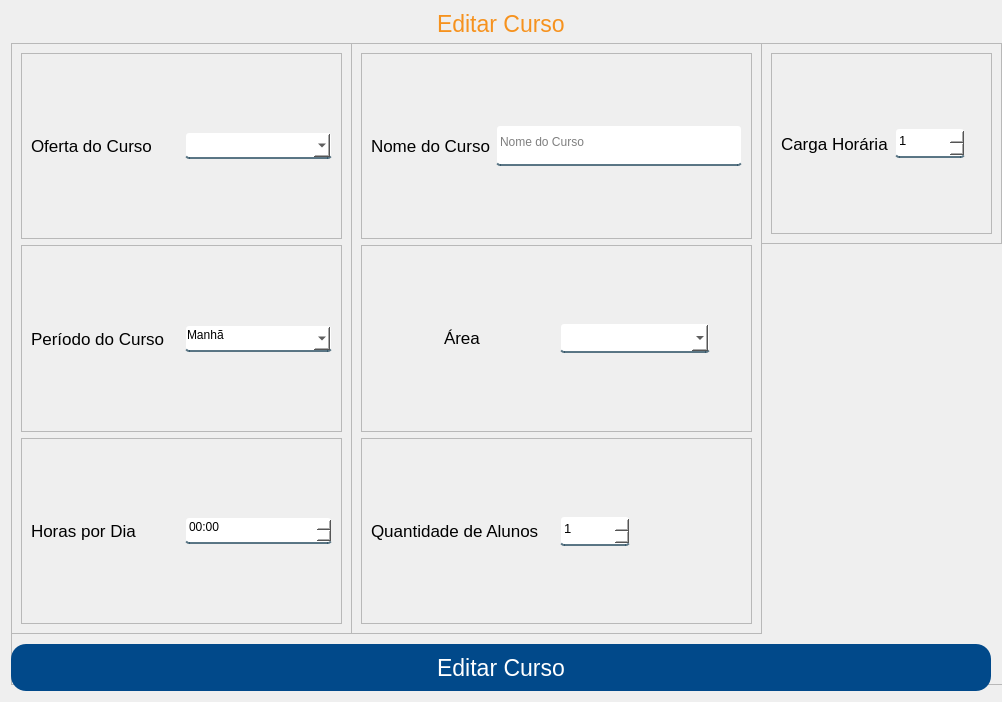
The window that App/view/ui/editarCurso.ui (Senac-SOR-ADS/Mapa-de-Sala) describes before a commit, drawn with Qt 5.
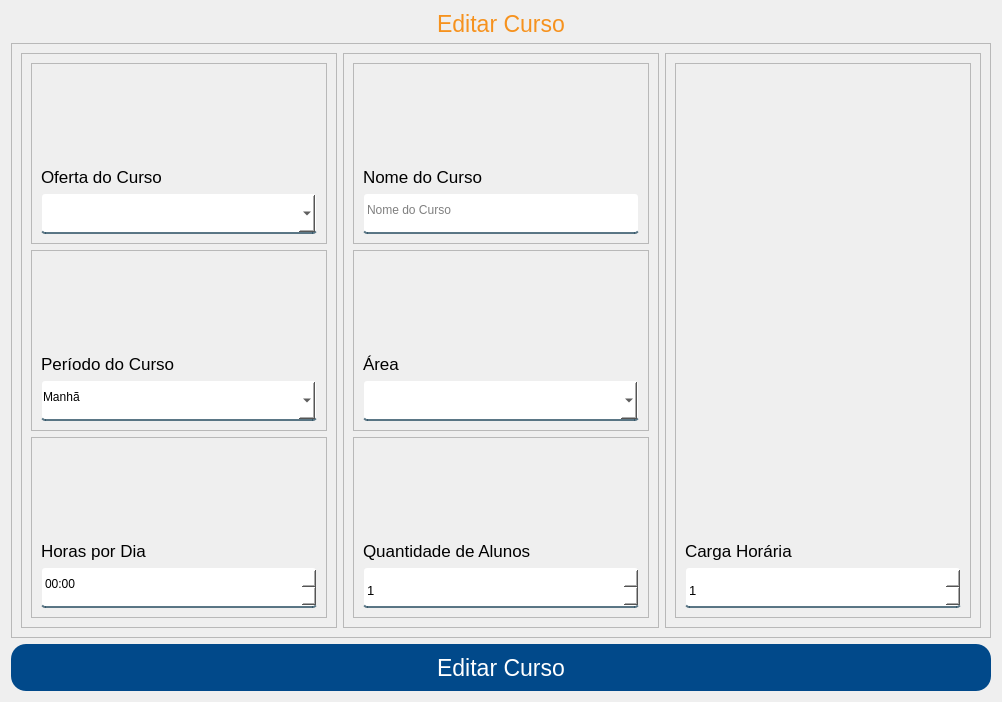
The same window after the commit.

What changed in the file:
```diff
--- a/App/view/ui/editarCurso.ui
+++ b/App/view/ui/editarCurso.ui
@@ -59,7 +59,7 @@
 </string>
   </property>
   <layout class="QVBoxLayout" name="verticalLayout">
-   <item alignment="Qt::AlignHCenter|Qt::AlignTop">
+   <item>
     <widget class="QLabel" name="titulo">
      <property name="font">
       <font>
@@ -69,25 +69,12 @@
      <property name="text">
       <string>Editar Curso</string>
      </property>
+     <property name="alignment">
+      <set>Qt::AlignCenter</set>
+     </property>
     </widget>
    </item>
    <item>
-    <spacer name="verticalSpacer">
-     <property name="orientation">
-      <enum>Qt::Vertical</enum>
-     </property>
-     <property name="sizeType">
-      <enum>QSizePolicy::Preferred</enum>
-     </property>
-     <property name="sizeHint" stdset="0">
-      <size>
-       <width>20</width>
-       <height>40</height>
-      </size>
-     </property>
-    </spacer>
-   </item>
-   <item alignment="Qt::AlignHCenter|Qt::AlignVCenter">
     <widget class="QFrame" name="frame_2">
      <property name="sizePolicy">
       <sizepolicy hsizetype="Preferred" vsizetype="Expanding">
@@ -97,8 +84,8 @@
      </property>
      <property name="minimumSize">
       <size>
-       <width>1056</width>
-       <height>642</height>
+       <width>0</width>
+       <height>0</height>
       </size>
      </property>
      <property name="frameShape">
@@ -107,14 +94,14 @@
      <property name="frameShadow">
       <enum>QFrame::Raised</enum>
      </property>
+     <layout class="QGridLayout" name="gridLayout">
+      <item row="0" column="0">
      <widget class="QFrame" name="frame">
-      <property name="geometry">
-       <rect>
-        <x>0</x>
-        <y>0</y>
-        <width>341</width>
-        <height>591</height>
-       </rect>
+        <property name="sizePolicy">
+         <sizepolicy hsizetype="Preferred" vsizetype="Expanding">
+          <horstretch>0</horstretch>
+          <verstretch>0</verstretch>
+         </sizepolicy>
       </property>
       <property name="frameShape">
        <enum>QFrame::StyledPanel</enum>
@@ -125,13 +112,19 @@
       <layout class="QVBoxLayout" name="verticalLayout_2">
        <item>
         <widget class="QFrame" name="frame_3">
+           <property name="sizePolicy">
+            <sizepolicy hsizetype="Preferred" vsizetype="Expanding">
+             <horstretch>0</horstretch>
+             <verstretch>0</verstretch>
+            </sizepolicy>
+           </property>
          <property name="frameShape">
           <enum>QFrame::StyledPanel</enum>
          </property>
          <property name="frameShadow">
           <enum>QFrame::Raised</enum>
          </property>
-         <layout class="QHBoxLayout" name="horizontalLayout">
+           <layout class="QVBoxLayout" name="verticalLayout_5">
           <item>
            <widget class="QLabel" name="label_4">
             <property name="font">
@@ -142,10 +135,25 @@
             <property name="text">
              <string>Oferta do Curso</string>
             </property>
+              <property name="alignment">
+               <set>Qt::AlignBottom|Qt::AlignLeading|Qt::AlignLeft</set>
+              </property>
            </widget>
           </item>
           <item>
            <widget class="QComboBox" name="ofertaCurso">
+              <property name="sizePolicy">
+               <sizepolicy hsizetype="Expanding" vsizetype="Fixed">
+                <horstretch>0</horstretch>
+                <verstretch>0</verstretch>
+               </sizepolicy>
+              </property>
+              <property name="minimumSize">
+               <size>
+                <width>0</width>
+                <height>41</height>
+               </size>
+              </property>
             <property name="cursor">
              <cursorShape>PointingHandCursor</cursorShape>
             </property>
@@ -159,13 +167,19 @@
        </item>
        <item>
         <widget class="QFrame" name="frame_4">
+           <property name="sizePolicy">
+            <sizepolicy hsizetype="Preferred" vsizetype="Expanding">
+             <horstretch>0</horstretch>
+             <verstretch>0</verstretch>
+            </sizepolicy>
+           </property>
          <property name="frameShape">
           <enum>QFrame::StyledPanel</enum>
          </property>
          <property name="frameShadow">
           <enum>QFrame::Raised</enum>
          </property>
-         <layout class="QHBoxLayout" name="horizontalLayout_2">
+           <layout class="QVBoxLayout" name="verticalLayout_6">
           <item>
            <widget class="QLabel" name="label_7">
             <property name="font">
@@ -176,10 +190,25 @@
             <property name="text">
              <string>Período do Curso</string>
             </property>
+              <property name="alignment">
+               <set>Qt::AlignBottom|Qt::AlignLeading|Qt::AlignLeft</set>
+              </property>
            </widget>
           </item>
           <item>
            <widget class="QComboBox" name="periodoCurso">
+              <property name="sizePolicy">
+               <sizepolicy hsizetype="Expanding" vsizetype="Fixed">
+                <horstretch>0</horstretch>
+                <verstretch>0</verstretch>
+               </sizepolicy>
+              </property>
+              <property name="minimumSize">
+               <size>
+                <width>0</width>
+                <height>41</height>
+               </size>
+              </property>
             <property name="cursor">
              <cursorShape>PointingHandCursor</cursorShape>
             </property>
@@ -208,13 +237,19 @@
        </item>
        <item>
         <widget class="QFrame" name="frame_5">
+           <property name="sizePolicy">
+            <sizepolicy hsizetype="Preferred" vsizetype="Expanding">
+             <horstretch>0</horstretch>
+             <verstretch>0</verstretch>
+            </sizepolicy>
+           </property>
          <property name="frameShape">
           <enum>QFrame::StyledPanel</enum>
          </property>
          <property name="frameShadow">
           <enum>QFrame::Raised</enum>
          </property>
-         <layout class="QHBoxLayout" name="horizontalLayout_3">
+           <layout class="QVBoxLayout" name="verticalLayout_7">
           <item>
            <widget class="QLabel" name="label_6">
             <property name="font">
@@ -225,14 +260,23 @@
             <property name="text">
              <string>Horas por Dia</string>
             </property>
+              <property name="alignment">
+               <set>Qt::AlignBottom|Qt::AlignLeading|Qt::AlignLeft</set>
+              </property>
            </widget>
           </item>
           <item>
            <widget class="QDateTimeEdit" name="horasPorDia">
+              <property name="sizePolicy">
+               <sizepolicy hsizetype="Expanding" vsizetype="Fixed">
+                <horstretch>0</horstretch>
+                <verstretch>0</verstretch>
+               </sizepolicy>
+              </property>
             <property name="minimumSize">
              <size>
               <width>0</width>
-              <height>0</height>
+                <height>41</height>
              </size>
             </property>
             <property name="time">
@@ -255,14 +299,14 @@
        </item>
       </layout>
      </widget>
+      </item>
+      <item row="0" column="1">
      <widget class="QFrame" name="frame_6">
-      <property name="geometry">
-       <rect>
-        <x>340</x>
-        <y>0</y>
-        <width>411</width>
-        <height>591</height>
-       </rect>
+        <property name="sizePolicy">
+         <sizepolicy hsizetype="Preferred" vsizetype="Expanding">
+          <horstretch>0</horstretch>
+          <verstretch>0</verstretch>
+         </sizepolicy>
       </property>
       <property name="frameShape">
        <enum>QFrame::StyledPanel</enum>
@@ -273,13 +317,19 @@
       <layout class="QVBoxLayout" name="verticalLayout_3">
        <item>
         <widget class="QFrame" name="frame_7">
+           <property name="sizePolicy">
+            <sizepolicy hsizetype="Preferred" vsizetype="Expanding">
+             <horstretch>0</horstretch>
+             <verstretch>0</verstretch>
+            </sizepolicy>
+           </property>
          <property name="frameShape">
           <enum>QFrame::StyledPanel</enum>
          </property>
          <property name="frameShadow">
           <enum>QFrame::Raised</enum>
          </property>
-         <layout class="QHBoxLayout" name="horizontalLayout_4">
+           <layout class="QVBoxLayout" name="verticalLayout_8">
           <item>
            <widget class="QLabel" name="label_2">
             <property name="font">
@@ -290,13 +340,16 @@
             <property name="text">
              <string>Nome do Curso</string>
             </property>
+              <property name="alignment">
+               <set>Qt::AlignBottom|Qt::AlignLeading|Qt::AlignLeft</set>
+              </property>
            </widget>
           </item>
           <item>
            <widget class="QLineEdit" name="nomeCurso">
             <property name="minimumSize">
              <size>
-              <width>231</width>
+                <width>0</width>
               <height>41</height>
              </size>
             </property>
@@ -310,14 +363,20 @@
        </item>
        <item>
         <widget class="QFrame" name="frame_8">
+           <property name="sizePolicy">
+            <sizepolicy hsizetype="Preferred" vsizetype="Expanding">
+             <horstretch>0</horstretch>
+             <verstretch>0</verstretch>
+            </sizepolicy>
+           </property>
          <property name="frameShape">
           <enum>QFrame::StyledPanel</enum>
          </property>
          <property name="frameShadow">
           <enum>QFrame::Raised</enum>
          </property>
-         <layout class="QHBoxLayout" name="horizontalLayout_5">
-          <item alignment="Qt::AlignHCenter|Qt::AlignVCenter">
+           <layout class="QVBoxLayout" name="verticalLayout_9">
+            <item>
            <widget class="QLabel" name="label_8">
             <property name="font">
              <font>
@@ -327,14 +386,23 @@
             <property name="text">
              <string>Área</string>
             </property>
-           </widget>
-          </item>
-          <item alignment="Qt::AlignLeft">
+              <property name="alignment">
+               <set>Qt::AlignBottom|Qt::AlignLeading|Qt::AlignLeft</set>
+              </property>
+             </widget>
+            </item>
+            <item>
            <widget class="QComboBox" name="campoArea">
+              <property name="sizePolicy">
+               <sizepolicy hsizetype="Expanding" vsizetype="Fixed">
+                <horstretch>0</horstretch>
+                <verstretch>0</verstretch>
+               </sizepolicy>
+              </property>
             <property name="minimumSize">
              <size>
-              <width>150</width>
-              <height>30</height>
+                <width>0</width>
+                <height>41</height>
              </size>
             </property>
             <property name="cursor">
@@ -350,13 +418,19 @@
        </item>
        <item>
         <widget class="QFrame" name="frame_9">
+           <property name="sizePolicy">
+            <sizepolicy hsizetype="Preferred" vsizetype="Expanding">
+             <horstretch>0</horstretch>
+             <verstretch>0</verstretch>
+            </sizepolicy>
+           </property>
          <property name="frameShape">
           <enum>QFrame::StyledPanel</enum>
          </property>
          <property name="frameShadow">
           <enum>QFrame::Raised</enum>
          </property>
-         <layout class="QHBoxLayout" name="horizontalLayout_6">
+           <layout class="QVBoxLayout" name="verticalLayout_10">
           <item>
            <widget class="QLabel" name="label_5">
             <property name="font">
@@ -367,14 +441,23 @@
             <property name="text">
              <string>Quantidade de Alunos</string>
             </property>
-           </widget>
-          </item>
-          <item alignment="Qt::AlignLeft">
+              <property name="alignment">
+               <set>Qt::AlignBottom|Qt::AlignLeading|Qt::AlignLeft</set>
+              </property>
+             </widget>
+            </item>
+            <item>
            <widget class="QSpinBox" name="quantidadeAlunos">
+              <property name="sizePolicy">
+               <sizepolicy hsizetype="Expanding" vsizetype="Fixed">
+                <horstretch>0</horstretch>
+                <verstretch>0</verstretch>
+               </sizepolicy>
+              </property>
             <property name="minimumSize">
              <size>
-              <width>70</width>
-              <height>30</height>
+                <width>0</width>
+                <height>41</height>
              </size>
             </property>
             <property name="font">
@@ -398,14 +481,14 @@
        </item>
       </layout>
      </widget>
+      </item>
+      <item row="0" column="2">
      <widget class="QFrame" name="frame_10">
-      <property name="geometry">
-       <rect>
-        <x>750</x>
-        <y>0</y>
-        <width>241</width>
-        <height>201</height>
-       </rect>
+        <property name="sizePolicy">
+         <sizepolicy hsizetype="Preferred" vsizetype="Expanding">
+          <horstretch>0</horstretch>
+          <verstretch>0</verstretch>
+         </sizepolicy>
       </property>
       <property name="frameShape">
        <enum>QFrame::StyledPanel</enum>
@@ -416,13 +499,19 @@
       <layout class="QVBoxLayout" name="verticalLayout_4">
        <item>
         <widget class="QFrame" name="frame_11">
+           <property name="sizePolicy">
+            <sizepolicy hsizetype="Preferred" vsizetype="Expanding">
+             <horstretch>0</horstretch>
+             <verstretch>0</verstretch>
+            </sizepolicy>
+           </property>
          <property name="frameShape">
           <enum>QFrame::StyledPanel</enum>
          </property>
          <property name="frameShadow">
           <enum>QFrame::Raised</enum>
          </property>
-         <layout class="QHBoxLayout" name="horizontalLayout_7">
+           <layout class="QVBoxLayout" name="verticalLayout_11">
           <item>
            <widget class="QLabel" name="label_3">
             <property name="font">
@@ -433,14 +522,23 @@
             <property name="text">
              <string>Carga Horária</string>
             </property>
-           </widget>
-          </item>
-          <item alignment="Qt::AlignLeft">
+              <property name="alignment">
+               <set>Qt::AlignBottom|Qt::AlignLeading|Qt::AlignLeft</set>
+              </property>
+             </widget>
+            </item>
+            <item>
            <widget class="QSpinBox" name="cargaCurso">
+              <property name="sizePolicy">
+               <sizepolicy hsizetype="Expanding" vsizetype="Fixed">
+                <horstretch>0</horstretch>
+                <verstretch>0</verstretch>
+               </sizepolicy>
+              </property>
             <property name="minimumSize">
              <size>
-              <width>70</width>
-              <height>30</height>
+                <width>0</width>
+                <height>41</height>
              </size>
             </property>
             <property name="font">
@@ -467,23 +565,9 @@
        </item>
       </layout>
      </widget>
-    </widget>
-   </item>
-   <item>
-    <spacer name="verticalSpacer_2">
-     <property name="orientation">
-      <enum>Qt::Vertical</enum>
-     </property>
-     <property name="sizeType">
-      <enum>QSizePolicy::Preferred</enum>
-     </property>
-     <property name="sizeHint" stdset="0">
-      <size>
-       <width>20</width>
-       <height>40</height>
-      </size>
-     </property>
-    </spacer>
+      </item>
+     </layout>
+    </widget>
    </item>
    <item>
     <widget class="QPushButton" name="btnEditarCurso">
```
Left out of the diff: 2 changed lines with no effect on the pictures. Lines whose indentation alone changed are shown as unchanged.
